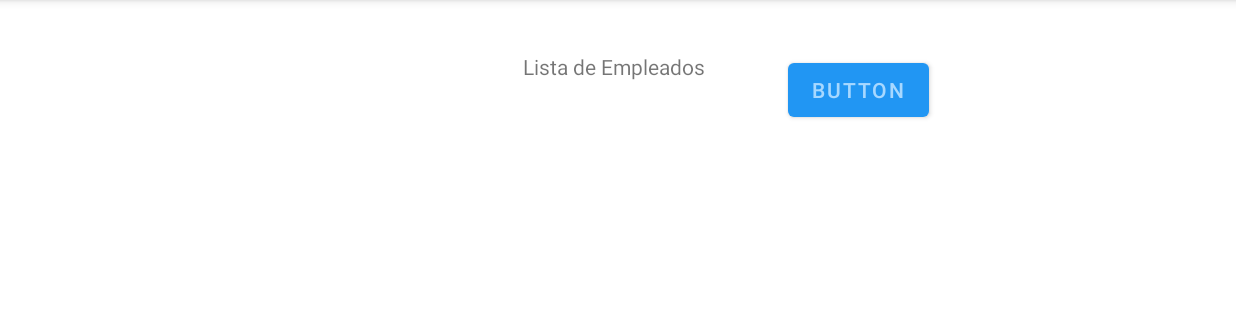
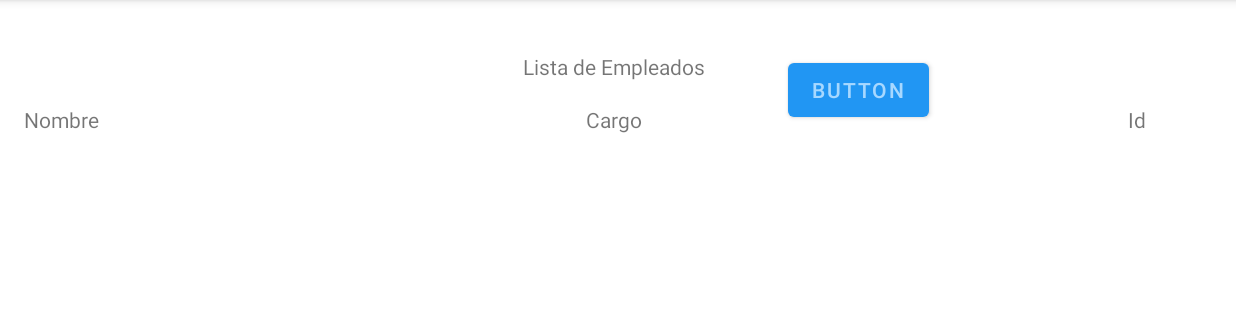
Before and after one commit to GrupoE7/quickliate, an Android app: the p_8 screen opened directly, with no data from a screen before it, on a phone screen of 824 x 412 dp (held sideways), the part 84-404 px from its top. Run offline under Robolectric (Android 15) with nearby library versions, the phone set to English and light mode, and no system bars; our stand-ins replace Firebase (no records; nobody signed in at launch, a user with empty details on screens opened directly).

Commit message:
lista_empleados_actual

```diff
--- a/app/build.gradle
+++ b/app/build.gradle
@@ -9,7 +9,7 @@
     defaultConfig {
         applicationId "com.example.quickliate"
         minSdk 21
-        targetSdk 31
+        targetSdk 21
         versionCode 1
         versionName "1.0"
 
--- a/app/src/main/res/layout/activity_p8.xml
+++ b/app/src/main/res/layout/activity_p8.xml
@@ -39,4 +39,34 @@
         android:text="Button"
         app:layout_constraintStart_toEndOf="@+id/textView6"
         app:layout_constraintTop_toTopOf="parent" />
+
+    <TextView
+        android:id="@+id/Nombre1"
+        android:layout_width="wrap_content"
+        android:layout_height="wrap_content"
+        android:layout_marginStart="16dp"
+        android:layout_marginTop="16dp"
+        android:text="Nombre"
+        app:layout_constraintStart_toStartOf="parent"
+        app:layout_constraintTop_toBottomOf="@+id/textView6" />
+
+    <TextView
+        android:id="@+id/Cargo1"
+        android:layout_width="wrap_content"
+        android:layout_height="wrap_content"
+        android:layout_marginTop="16dp"
+        android:text="Cargo"
+        app:layout_constraintEnd_toStartOf="@+id/Id1"
+        app:layout_constraintStart_toEndOf="@+id/Nombre1"
+        app:layout_constraintTop_toBottomOf="@+id/textView6" />
+
+    <TextView
+        android:id="@+id/Id1"
+        android:layout_width="wrap_content"
+        android:layout_height="wrap_content"
+        android:layout_marginTop="16dp"
+        android:layout_marginEnd="60dp"
+        android:text="Id"
+        app:layout_constraintEnd_toEndOf="parent"
+        app:layout_constraintTop_toBottomOf="@+id/textView6" />
 </androidx.constraintlayout.widget.ConstraintLayout>
```
